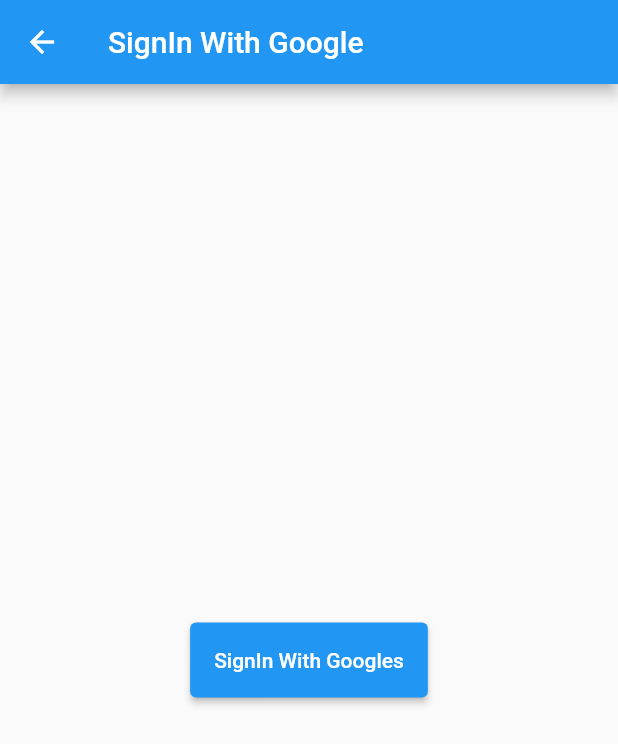
After one commit to pawanv013/Flutter-Firebase-With-Bloc, a Flutter app: the SignInGoogleScreen screen opened by its route, after a tap on "SignIn With Googles", on a phone screen of 412 x 824 dp. The commit adds this screen. Shown: the top 744 px of the screen. Run offline on Flutter 3.47's test engine with Material 2 defaults, Android fonts, the phone set to English and light mode, and no system bars; our stand-ins replace cloud_firestore, firebase_auth, firebase_core, firebase_messaging, firebase_storage, flutter_bloc and 2 more; accounts and stored records are empty.

Commit message:
google signin with firebase

```diff
--- a/lib/main.dart
+++ b/lib/main.dart
@@ -12,6 +12,8 @@ import 'package:flutter_bloc/flutter_bloc.dart';
 
 import 'screens/email_password/bloC/loginBloC/login_bloc.dart';
 import 'screens/email_password/bloC/signUpBloC/signup_bloc.dart';
+import 'screens/google_sign_in/cubiT/google_cubit.dart';
+import 'screens/google_sign_in/sign_in_google_screen.dart';
 
 Future<void> main() async {
   WidgetsFlutterBinding.ensureInitialized();
@@ -37,6 +39,9 @@ class MyApp extends StatelessWidget {
         BlocProvider<ProfileCubit>(
           create: (BuildContext context) => ProfileCubit(),
         ),
+        BlocProvider<GoogleSignInCubit>(
+          create: (BuildContext context) => GoogleSignInCubit(),
+        ),
       ],
       child: MaterialApp(
         debugShowCheckedModeBanner: false,
@@ -51,6 +56,7 @@ class MyApp extends StatelessWidget {
           SingUpScreen.id: (context) => SingUpScreen(),
           LoginHome.id: (context) => LoginHome(),
           NotificationScreen.id: (context) => NotificationScreen(),
+          SignInGoogleScreen.id: (context) => SignInGoogleScreen(),
         },
       ),
     );
--- /dev/null
+++ b/lib/screens/google_sign_in/cubiT/google_cubit.dart
@@ -0,0 +1,34 @@
+import 'package:firebase_auth/firebase_auth.dart';
+import 'package:flutter_bloc/flutter_bloc.dart';
+import 'package:google_sign_in/google_sign_in.dart';
+
+import 'google_state.dart';
+
+class GoogleSignInCubit extends Cubit<GoogleSingInState> {
+  final FirebaseAuth _auth = FirebaseAuth.instance;
+  GoogleSignInCubit() : super(GoogleSignInInitialState());
+  late UserCredential userCredential;
+
+  Future<void> googleSignIn() async {
+    emit(GoogleSignInLoadingState());
+    try {
+      final googleSignIn = GoogleSignIn();
+      GoogleSignInAccount? googleSignInAccount = await googleSignIn.signIn();
+      if (googleSignInAccount != null) {
+        GoogleSignInAuthentication googleSignInAuthentication =
+            await googleSignInAccount.authentication;
+        if (googleSignInAuthentication.idToken != null &&
+            googleSignInAuthentication.accessToken != null) {
+          userCredential = await _auth.signInWithCredential(
+            GoogleAuthProvider.credential(
+                idToken: googleSignInAuthentication.idToken,
+                accessToken: googleSignInAuthentication.accessToken),
+          );
+          emit(GoogleSignInSuccesslState('Sign In Success with google'));
+        }
+      }
+    } on FirebaseException catch (e) {
+      emit(GoogleSignInErrorState(e.message.toString()));
+    }
+  }
+}
--- /dev/null
+++ b/lib/screens/google_sign_in/cubiT/google_state.dart
@@ -0,0 +1,15 @@
+abstract class GoogleSingInState {}
+
+class GoogleSignInInitialState extends GoogleSingInState {}
+
+class GoogleSignInErrorState extends GoogleSingInState {
+  late String signInErrorMessage;
+  GoogleSignInErrorState(this.signInErrorMessage);
+}
+
+class GoogleSignInLoadingState extends GoogleSingInState {}
+
+class GoogleSignInSuccesslState extends GoogleSingInState {
+  late String signInSuccessMessage;
+  GoogleSignInSuccesslState(this.signInSuccessMessage);
+}
--- /dev/null
+++ b/lib/screens/google_sign_in/sign_in_google_screen.dart
@@ -0,0 +1,47 @@
+import 'package:firebase_flutter/screens/email_password/login_home.dart';
+import 'package:flutter/material.dart';
+import 'package:flutter_bloc/flutter_bloc.dart';
+
+import 'cubiT/google_cubit.dart';
+import 'cubiT/google_state.dart';
+
+class SignInGoogleScreen extends StatelessWidget {
+  const SignInGoogleScreen({Key? key}) : super(key: key);
+  static const String id = 'google_sign_in';
+  @override
+  Widget build(BuildContext context) {
+    return Scaffold(
+      appBar: AppBar(
+        title: Text('SignIn With Google'),
+      ),
+      body: SafeArea(
+        child: BlocListener<GoogleSignInCubit, GoogleSingInState>(
+          listener: (context, state) {
+            if (state is GoogleSignInErrorState) {
+              ScaffoldMessenger.of(context).showSnackBar(
+                SnackBar(
+                  backgroundColor: Colors.red,
+                  content: Text(state.signInErrorMessage),
+                ),
+              );
+            } else if (state is GoogleSignInSuccesslState) {
+              Navigator.popUntil(context, (route) => route.isFirst);
+              Navigator.pushNamed(context, LoginHome.id);
+            }
+          },
+          child: Center(
+            child: SizedBox(
+              height: 50,
+              child: ElevatedButton(
+                child: Text('SignIn With Googles'),
+                onPressed: () {
+                  BlocProvider.of<GoogleSignInCubit>(context).googleSignIn();
+                },
+              ),
+            ),
+          ),
+        ),
+      ),
+    );
+  }
+}
--- a/lib/screens/module_list.dart
+++ b/lib/screens/module_list.dart
@@ -1,3 +1,4 @@
+import 'package:firebase_flutter/screens/google_sign_in/sign_in_google_screen.dart';
 import 'package:firebase_flutter/screens/notification/notification_screen.dart';
 import 'package:flutter/material.dart';
 
@@ -33,8 +34,8 @@ class ModuleList extends StatelessWidget {
             ),
             Card(
               child: ListTile(
-                // onTap: () =>
-                // Navigator.pushNamed(context, NotificationScreen.id),
+                onTap: () =>
+                    Navigator.pushNamed(context, SignInGoogleScreen.id),
                 leading: Icon(Icons.mail_outline),
                 title: Text('Sign In with Google'),
               ),
--- a/pubspec.yaml
+++ b/pubspec.yaml
@@ -41,6 +41,7 @@ dependencies:
   image_picker: ^0.8.5+3
   uuid: ^3.0.6
   firebase_messaging: ^11.4.4
+  google_sign_in: ^5.4.0
 
 dev_dependencies:
   flutter_test:
```
Also changed, not shown: pubspec.lock.
